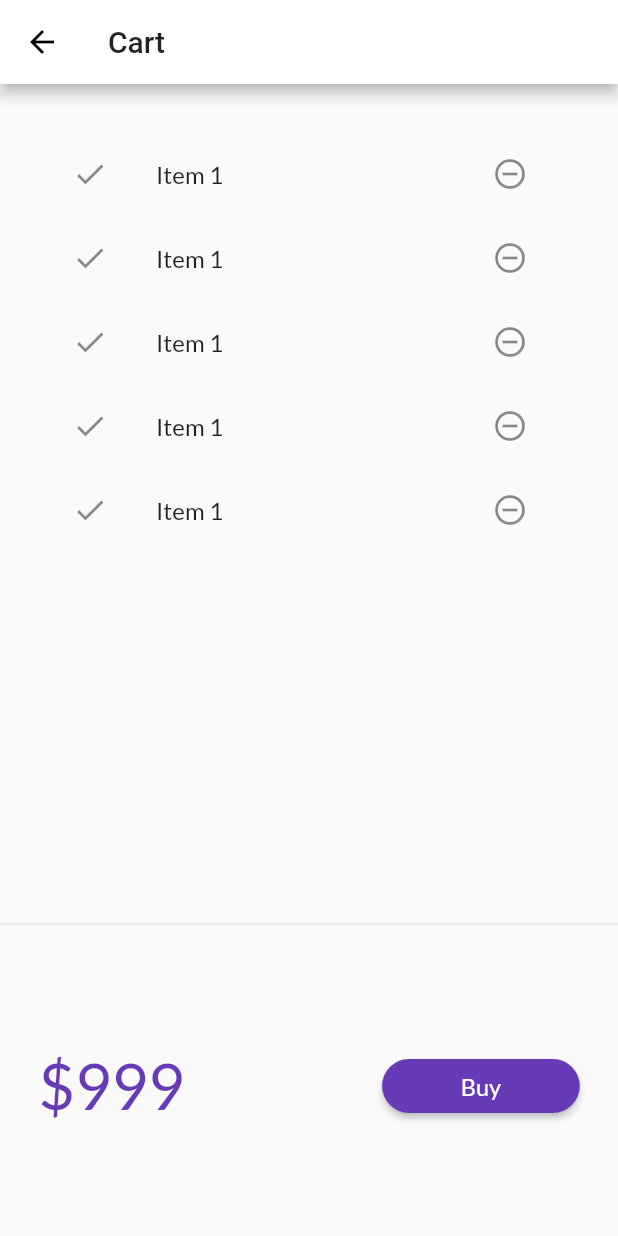
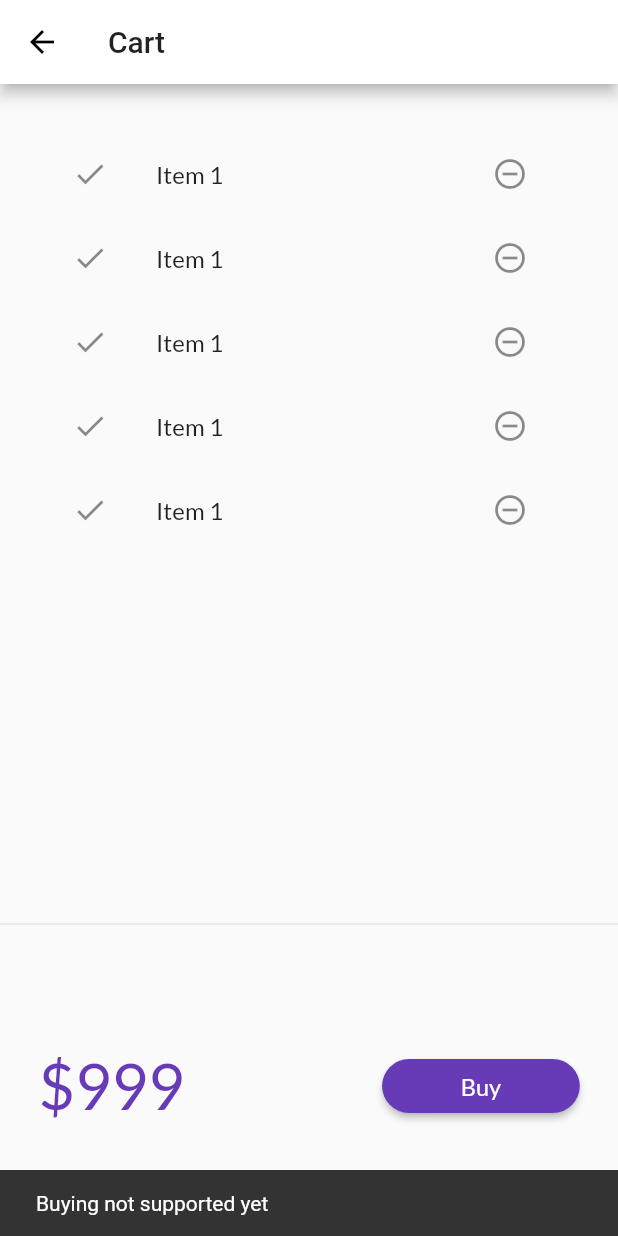
Before and after one commit to khushi0704/Flutter-Project, a Flutter app: the CartPage screen opened by its route, after a tap on "Buy", on a phone screen of 412 x 824 dp. Run offline on Flutter 3.47's test engine with Material 2 defaults, Android fonts, the phone set to English and light mode, and no system bars; our stand-ins replace google_fonts, velocity_x; network calls fail.

Commit message:
ScaffoldMessenger,CartFold,ListFold

```diff
--- a/lib/models/catalog.dart
+++ b/lib/models/catalog.dart
@@ -3,10 +3,10 @@
 class CatalogModel {
   static List<Item> items = [];
   //get item by id
-  static Item getById(int id) =>
+   Item getById(int id) =>
       items.firstWhere((element) => element.id == id, orElse: null);
   //get item by position
-  static Item getByPosition(int pos) => items[pos];
+   Item getByPosition(int pos) => items[pos];
 }
 
 class Item {
--- a/lib/pages/cart_page.dart
+++ b/lib/pages/cart_page.dart
@@ -31,7 +31,12 @@ class CartTotal extends StatelessWidget {
           "\$999".text.xl5.color(context.theme.accentColor).make(),
           30.widthBox,
           ElevatedButton(
-            onPressed: () {},
+            onPressed: () {
+              ScaffoldMessenger.of(context).showSnackBar
+              (SnackBar(
+                content: "Buying not supported yet".text.make(),
+                ));
+            },
             style: ButtonStyle(
                 shape: MaterialStateProperty.all(
               StadiumBorder(),
--- a/lib/widgets/home_widgets/catalog_list.dart
+++ b/lib/widgets/home_widgets/catalog_list.dart
@@ -11,15 +11,15 @@ class CatalogList extends StatelessWidget {
       shrinkWrap: true,
       itemCount: CatalogModel.items.length,
       itemBuilder: (context, index) {
-        final catalog = CatalogModel.getByPosition(index);
+        final catalog = CatalogModel.items[index];
         return InkWell(
             onTap: () => Navigator.push(
                 context,
                 MaterialPageRoute(
                     builder: (context) => HomeDetailsPg(catalog: catalog))),
             child: CatalogItem(
-              catalog: catalog
-              ));
+              catalog: catalog)
+              );
       },
     );
   }
```
Also changed, not shown: lib/models/cart.dart (added, +34 -0 lines).
